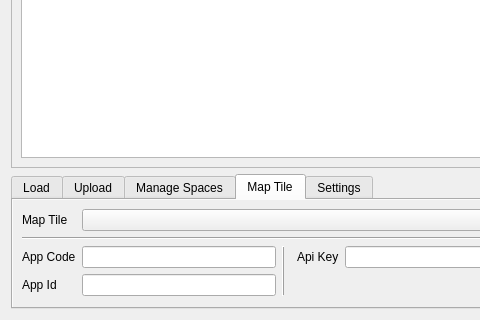
Above: XYZHubConnector/gui/ui/tab_dialog.ui from heremaps/xyz-qgis-plugin before the change; both pictures show x 0 to 480 and y 280 to 600 of the 800 by 600 pixel window. Below: the same form after it.
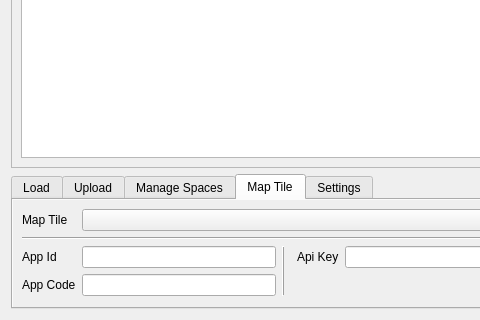
That is the form after the change. The open tabs and pages were chosen to show the change. Custom widgets are drawn as their Qt base class.

Commit message: mask app code, api key

```diff
--- a/XYZHubConnector/gui/ui/tab_dialog.ui
+++ b/XYZHubConnector/gui/ui/tab_dialog.ui
@@ -851,7 +851,7 @@
           <item row="0" column="1" colspan="4">
            <widget class="QComboBox" name="comboBox_basemap"/>
           </item>
-          <item row="3" column="1">
+          <item row="2" column="1">
            <widget class="QLineEdit" name="lineEdit_app_id">
             <property name="sizePolicy">
              <sizepolicy hsizetype="Preferred" vsizetype="Fixed">
@@ -861,14 +861,14 @@
             </property>
            </widget>
           </item>
-          <item row="3" column="0">
+          <item row="2" column="0">
            <widget class="QLabel" name="label_6">
             <property name="text">
              <string>App Id</string>
             </property>
            </widget>
           </item>
-          <item row="2" column="1">
+          <item row="3" column="1">
            <widget class="QLineEdit" name="lineEdit_app_code">
             <property name="sizePolicy">
              <sizepolicy hsizetype="Preferred" vsizetype="Fixed">
@@ -876,6 +876,9 @@
               <verstretch>0</verstretch>
              </sizepolicy>
             </property>
+            <property name="echoMode">
+             <enum>QLineEdit::PasswordEchoOnEdit</enum>
+            </property>
            </widget>
           </item>
           <item row="2" column="2" rowspan="2">
@@ -911,7 +914,7 @@
             </property>
            </widget>
           </item>
-          <item row="2" column="0">
+          <item row="3" column="0">
            <widget class="QLabel" name="label_7">
             <property name="text">
              <string>App Code</string>
```
Left out of the diff: 5 changed lines with no effect on the pictures.
